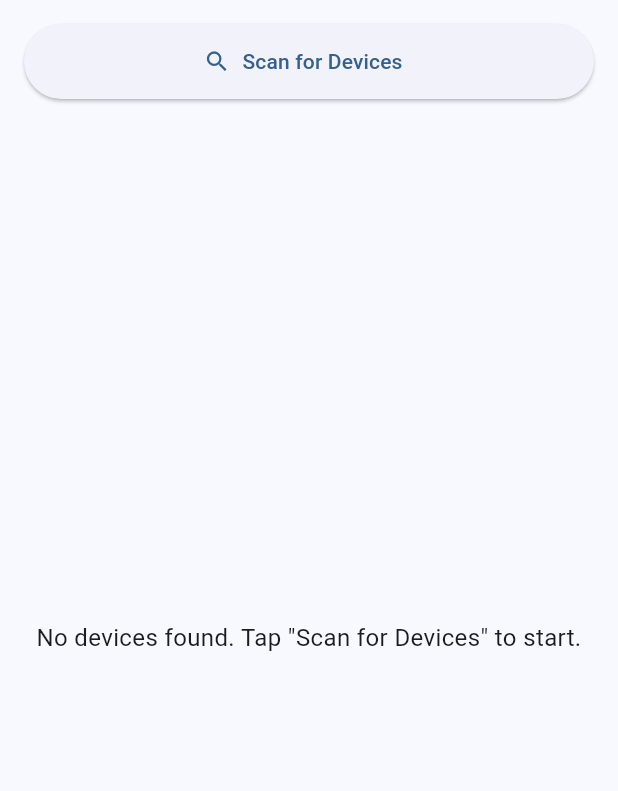
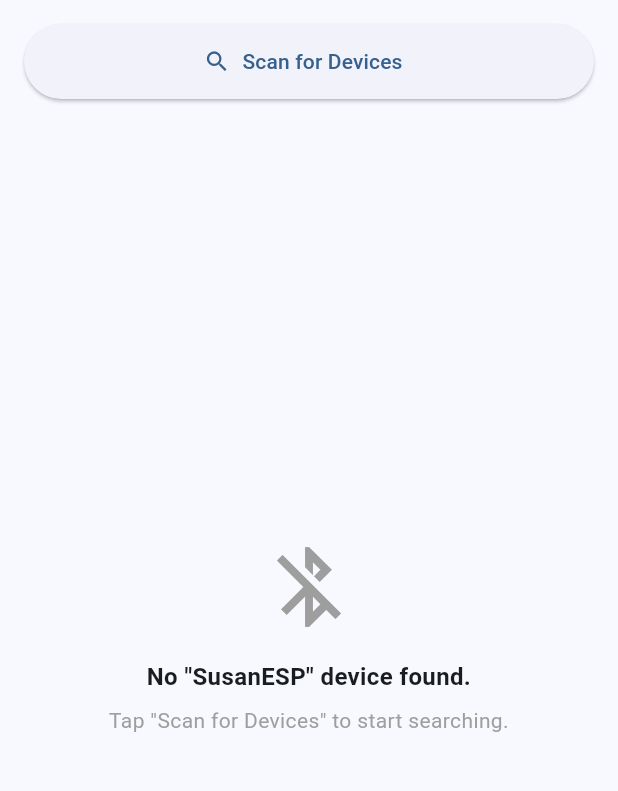
Before and after one commit to chbornman/esp32_iot_connect, a Flutter app: the screen it shows after launch, on a phone screen of 412 x 824 dp, the part 84-875 px from its top. Run offline on Flutter 3.47's test engine with Material 3 defaults, Android fonts, the phone set to English and light mode, and no system bars; our stand-ins replace flutter_blue_plus, permission_handler; missing offline and left inert: flex_color_picker.

Commit message:
Filter BLE scan to only show SusanESP device
- Added TARGET_DEVICE_NAME constant set to "SusanESP"
- Filter scan results to only show devices matching target name
- Updated empty state UI with better messaging and icons
- Show device name in scanning/not found messages

🤖 Generated with [Claude Code](https://claude.com/claude-code)

Co-Authored-By: Claude <noreply@anthropic.com>

```diff
--- a/flutter_iot_app/lib/main.dart
+++ b/flutter_iot_app/lib/main.dart
@@ -35,16 +35,22 @@ class _BluetoothScannerPageState extends State<BluetoothScannerPage> {
   List<ScanResult> scanResults = [];
   bool isScanning = false;
 
+  // Filter for specific device name
+  static const String TARGET_DEVICE_NAME = "SusanESP";
+
   @override
   void initState() {
     super.initState();
     _requestPermissions();
 
-    // Listen to scan results
+    // Listen to scan results and filter for target device
     FlutterBluePlus.scanResults.listen((results) {
       if (mounted) {
         setState(() {
-          scanResults = results;
+          // Filter to only show devices with our target name
+          scanResults = results.where((result) {
+            return result.device.platformName == TARGET_DEVICE_NAME;
+          }).toList();
         });
       }
     });
@@ -164,12 +170,31 @@ class _BluetoothScannerPageState extends State<BluetoothScannerPage> {
           Expanded(
             child: scanResults.isEmpty
                 ? Center(
-                    child: Text(
-                      isScanning
-                          ? 'Scanning for Bluetooth devices...'
-                          : 'No devices found. Tap "Scan for Devices" to start.',
-                      textAlign: TextAlign.center,
-                      style: const TextStyle(fontSize: 16),
+                    child: Column(
+                      mainAxisAlignment: MainAxisAlignment.center,
+                      children: [
+                        Icon(
+                          isScanning ? Icons.bluetooth_searching : Icons.bluetooth_disabled,
+                          size: 64,
+                          color: Colors.grey,
+                        ),
+                        const SizedBox(height: 16),
+                        Text(
+                          isScanning
+                              ? 'Scanning for "$TARGET_DEVICE_NAME"...'
+                              : 'No "$TARGET_DEVICE_NAME" device found.',
+                          textAlign: TextAlign.center,
+                          style: const TextStyle(fontSize: 16, fontWeight: FontWeight.bold),
+                        ),
+                        const SizedBox(height: 8),
+                        Text(
+                          isScanning
+                              ? 'Make sure your device is powered on.'
+                              : 'Tap "Scan for Devices" to start searching.',
+                          textAlign: TextAlign.center,
+                          style: const TextStyle(fontSize: 14, color: Colors.grey),
+                        ),
+                      ],
                     ),
                   )
                 : ListView.builder(
```
